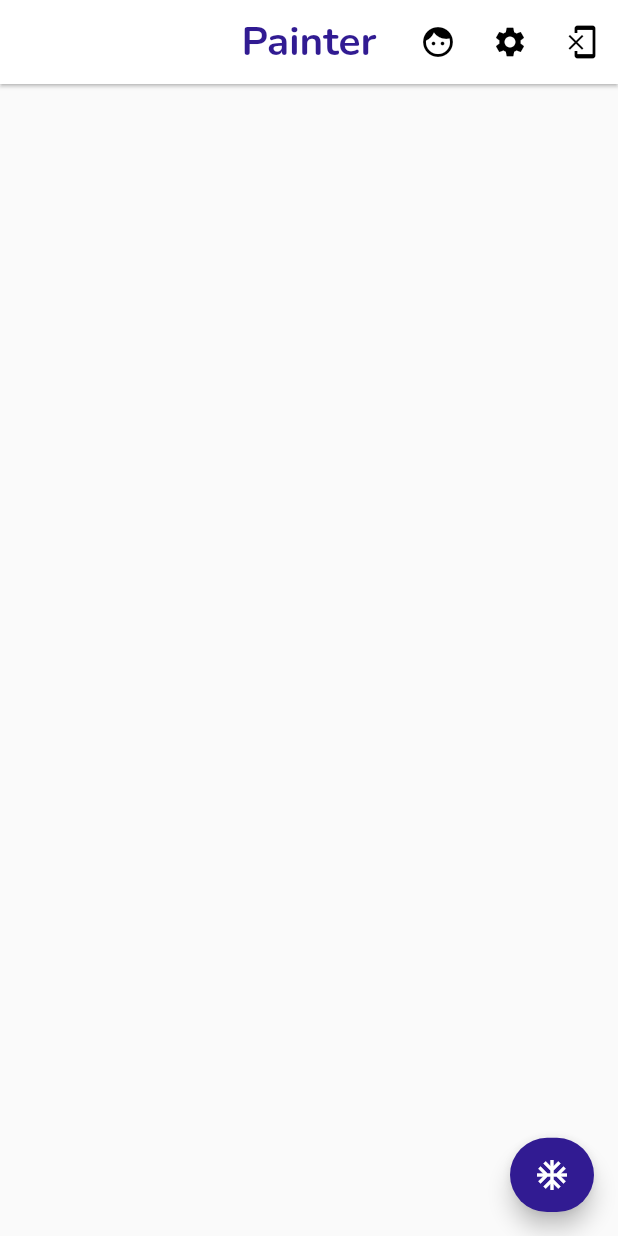
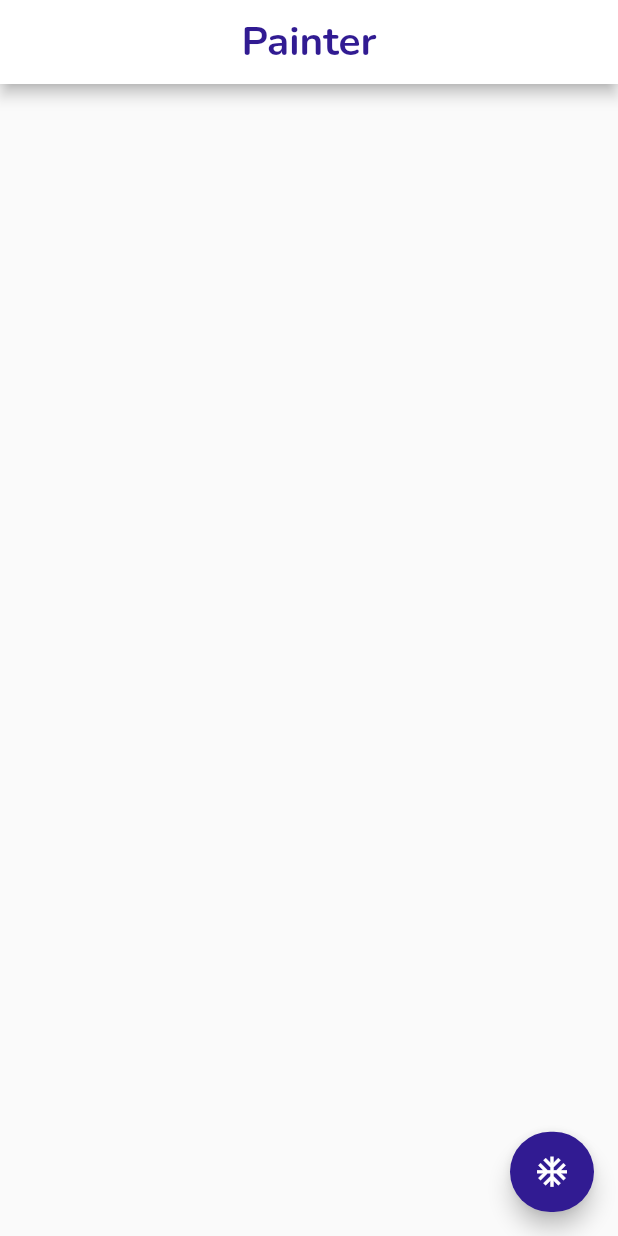
Before and after one commit to AbdallahNassar/Painter, a Flutter app: the screen it shows after launch, on a phone screen of 412 x 824 dp. Run offline on Flutter 3.47's test engine with Material 2 defaults, Android fonts, the phone set to English and light mode, and no system bars; drawn by our look-alikes of flutter_speed_dial; our stand-ins replace flutter_colorpicker, get.

Commit message:
added custom appbar

```diff
--- a/painter/lib/app/modules/home/views/home_view.dart
+++ b/painter/lib/app/modules/home/views/home_view.dart
@@ -9,6 +9,7 @@ import 'package:painter/app/modules/home/widgets/custom_fab.dart';
 import 'package:painter/app/modules/settings/controllers/settings_controller.dart';
 import 'package:painter/app/modules/settings/views/settings_view.dart';
 import 'package:painter/app/modules/home/widgets/my_painter.dart';
+import 'package:painter/app/widgets/custom_app_bar.dart';
 import '../controllers/home_controller.dart';
 
 class HomeView extends GetView<HomeController> {
@@ -22,35 +23,29 @@ class HomeView extends GetView<HomeController> {
     //==========================================================================
     print('rebuilding home');
     return Scaffold(
-      appBar: AppBar(
-        backgroundColor: AppTheme.appTheme.appBarTheme.backgroundColor,
-        centerTitle: true,
-        title: Text(
-          'home_view_title'.tr,
-          style: AppTheme.appTheme.appBarTheme.titleTextStyle,
-        ),
-        actionsIconTheme: AppTheme.appTheme.appBarTheme.actionsIconTheme,
-        elevation: 1.0,
-        actions: [
-          IconButton(
-            icon: Icon(Icons.face),
-            onPressed: () =>
-                _settingsController.setPointMode = PointMode.points,
-          ),
-          IconButton(
-            icon: Icon(Icons.settings),
-            onPressed: () async => await Get.to(
-              () => SettingsView(),
-              transition: Transition.cupertino,
-              duration: Duration(milliseconds: 400),
-            ),
-          ),
-          IconButton(
-            icon: Icon(Icons.phonelink_erase),
-            onPressed: controller.erase,
-          ),
-        ],
+      appBar: CustomAppBar(
+        text: 'home_view_title'.tr,
       ),
+      // actions: [
+      //   IconButton(
+      //     icon: Icon(Icons.face),
+      //     onPressed: () =>
+      //         _settingsController.setPointMode = PointMode.points,
+      //   ),
+      //   IconButton(
+      //     icon: Icon(Icons.settings),
+      //     onPressed: () async => await Get.to(
+      //       () => SettingsView(),
+      //       transition: Transition.cupertino,
+      //       duration: Duration(milliseconds: 400),
+      //     ),
+      //   ),
+      //   IconButton(
+      //     icon: Icon(Icons.phonelink_erase),
+      //     onPressed: controller.erase,
+      //   ),
+      // ],
+
       body: SafeArea(
         child: GestureDetector(
           onPanStart: (details) {
@@ -86,9 +81,10 @@ class HomeView extends GetView<HomeController> {
       // 'Container' is used to enable [rotated custom fab], If i try to
       // put it in a FAB it does not work,
       floatingActionButton: Container(
+        color: Colors.transparent,
         height: _mediaQuery.orientation == Orientation.portrait
-            ? _mediaQuery.size.height * 0.06
-            : _mediaQuery.size.width * 0.06,
+            ? _mediaQuery.size.height * 0.065
+            : _mediaQuery.size.width * 0.065,
         width: double.infinity,
         alignment: Alignment.bottomRight,
         child: CustomFAB(),
--- a/painter/lib/app/modules/settings/views/settings_view.dart
+++ b/painter/lib/app/modules/settings/views/settings_view.dart
@@ -2,6 +2,8 @@ import 'package:flutter/material.dart';
 import 'package:flutter_colorpicker/flutter_colorpicker.dart';
 
 import 'package:get/get.dart';
+import 'package:painter/app/core/theme/app_theme.dart';
+import 'package:painter/app/widgets/custom_app_bar.dart';
 
 import '../controllers/settings_controller.dart';
 
@@ -9,9 +11,8 @@ class SettingsView extends GetView<SettingsController> {
   @override
   Widget build(BuildContext context) {
     return Scaffold(
-      appBar: AppBar(
-        title: Text('SettingsView'),
-        centerTitle: true,
+      appBar: CustomAppBar(
+        text: 'settings_view_title'.tr,
       ),
       body: Center(
         child: TextButton(
--- /dev/null
+++ b/painter/lib/app/widgets/custom_app_bar.dart
@@ -0,0 +1,30 @@
+import 'package:flutter/material.dart';
+import 'package:painter/app/core/theme/app_theme.dart';
+
+// 'with' is like a mixin to allow this class to be of return type
+// [StatelessWidget] and [PreferredSizeWidget]
+class CustomAppBar extends StatelessWidget with PreferredSizeWidget {
+  //================================ Properties ================================
+  final String text;
+  //================================ Constructor ===============================
+  const CustomAppBar({
+    required this.text,
+  });
+  //================================= Methods ==================================
+  @override
+  Widget build(BuildContext context) {
+    return AppBar(
+      title: Text(
+        text,
+        style: AppTheme.appTheme.appBarTheme.titleTextStyle,
+      ),
+      centerTitle: true,
+      backgroundColor: AppTheme.appTheme.appBarTheme.backgroundColor,
+      actionsIconTheme: AppTheme.appTheme.appBarTheme.actionsIconTheme,
+    );
+  }
+
+  @override
+  Size get preferredSize => Size.fromHeight(kToolbarHeight);
+  //============================================================================
+}
```
